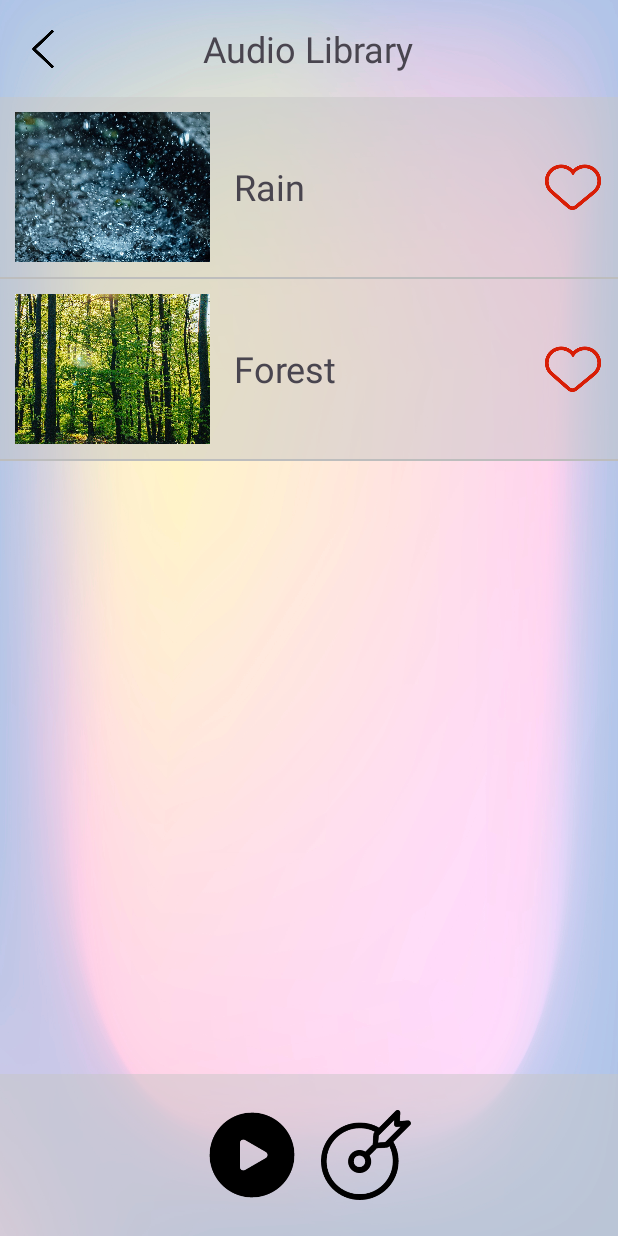
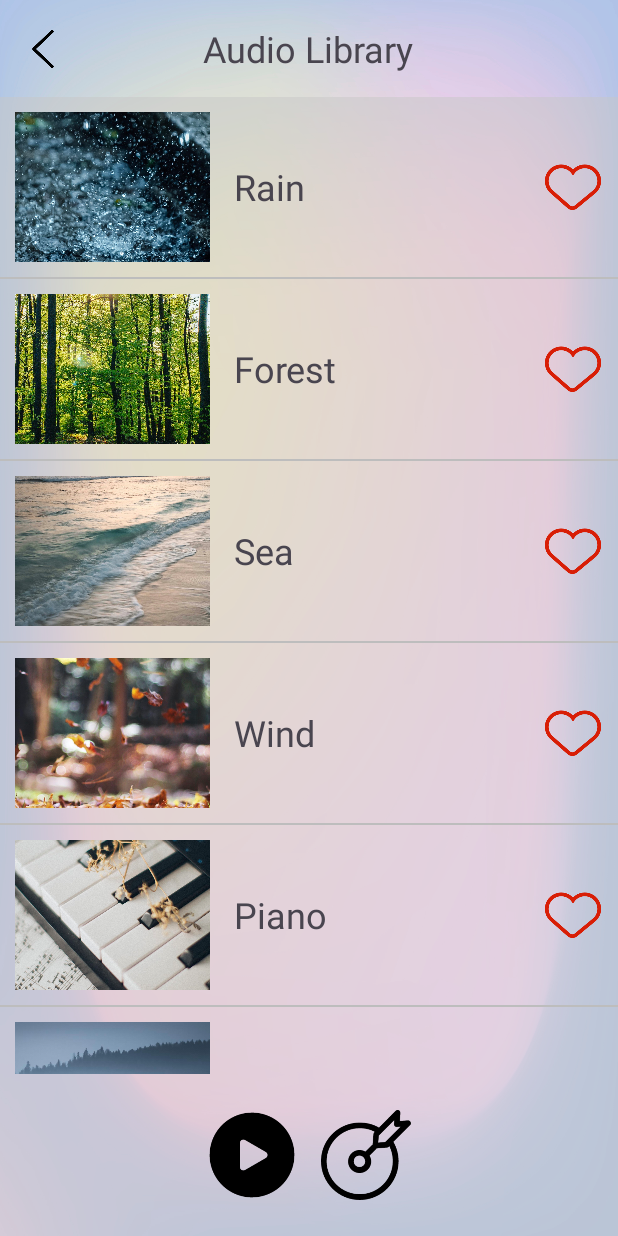
Before and after one commit to Skiddygoat15/MindMelody, an Android app: the screen it shows after launch (AudioListActivity), on a phone screen of 412 x 824 dp. Run offline under Robolectric (Android 15) with nearby library versions, the phone set to English and light mode, and no system bars.

Commit message:
add more audio and image

```diff
--- a/app/src/main/java/com/devsquad/mind_melody/Activities/AudioListActivity.java
+++ b/app/src/main/java/com/devsquad/mind_melody/Activities/AudioListActivity.java
@@ -58,6 +58,11 @@ public class AudioListActivity extends AppCompatActivity {
         audioList = new ArrayList<>();
         audioList.add(new Audio("Rain", "android.resource://" + getPackageName() + "/" + R.raw.rain, R.drawable.rain_image));
         audioList.add(new Audio("Forest", "android.resource://" + getPackageName() + "/" + R.raw.forest, R.drawable.forest_image));
+        audioList.add(new Audio("Sea", "android.resource://" + getPackageName() + "/" + R.raw.sea, R.drawable.sea_image));
+        audioList.add(new Audio("Wind", "android.resource://" + getPackageName() + "/" + R.raw.wind, R.drawable.wind_image));
+        audioList.add(new Audio("Piano", "android.resource://" + getPackageName() + "/" + R.raw.piano, R.drawable.piano_image));
+        audioList.add(new Audio("Quiet", "android.resource://" + getPackageName() + "/" + R.raw.quiet, R.drawable.quiet_image));
+        audioList.add(new Audio("Cafe", "android.resource://" + getPackageName() + "/" + R.raw.coffee_shop, R.drawable.cafe_image));
 
         // RecyclerView设置
         RecyclerView recyclerView = findViewById(R.id.audio_recycler_view);
--- a/app/src/main/res/layout/activity_audio_list.xml
+++ b/app/src/main/res/layout/activity_audio_list.xml
@@ -33,7 +33,7 @@
     <androidx.recyclerview.widget.RecyclerView
         android:id="@+id/audio_recycler_view"
         android:layout_width="match_parent"
-        android:layout_height="300dp"
+        android:layout_height="wrap_content"
         android:layout_below="@id/text_view_title"
         android:layout_above="@+id/bottom_controls"/>
 
```
Also changed, not shown: app/src/main/res/drawable/cafe_image.jpg (added), app/src/main/res/drawable/piano_image.jpg (added), app/src/main/res/drawable/quiet_image.jpg (added), app/src/main/res/drawable/sea_image.jpg (added), app/src/main/res/drawable/wind_image.jpg (added), 4 other files.
